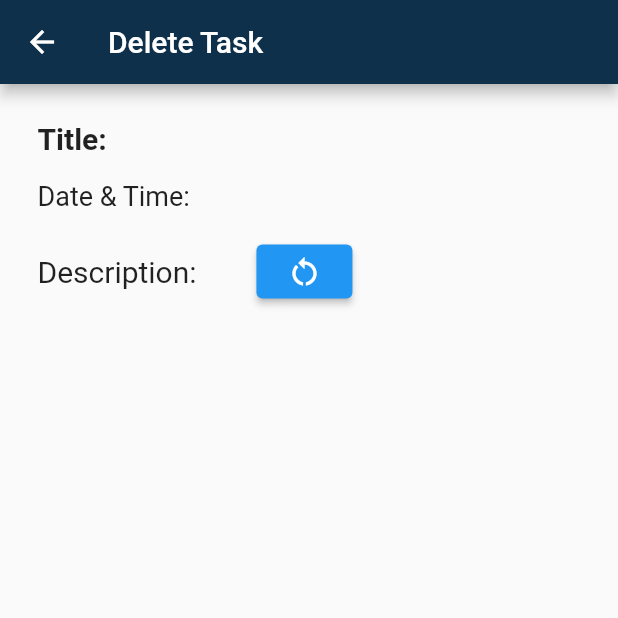
After one commit to ank809/Todo_App, a Flutter app: the screen it shows after launch, after a tap on "Create Task", after a tap on the "edit" icon, after a tap on the "delete" icon, on a phone screen of 412 x 824 dp, the top half of it. The commit adds this screen. Run offline on Flutter 3.47's test engine with Material 2 defaults, Android fonts, the phone set to English and light mode, and no system bars; our stand-ins replace date_time_picker, firebase_core, firebase_database; accounts and stored records are empty.

Commit message:
updated code

```diff
--- a/lib/constants.dart
+++ b/lib/constants.dart
@@ -3,3 +3,14 @@ const hometext=  TextStyle(color: Color.fromARGB(255, 44, 38, 101),
                               fontSize: 30.0, fontWeight: FontWeight.bold);
  const datetimetext= TextStyle(color: Color.fromARGB(255, 33, 32, 32), fontSize: 15.0, fontWeight: FontWeight.bold);
  const desctext= TextStyle(color: Color.fromARGB(255, 33, 32, 32), fontSize: 15.0, fontWeight: FontWeight.bold);
+ const descrip= TextStyle(
+
+                  fontSize: 20.0,
+                );
+                const dt=TextStyle(
+                fontSize: 18,
+              );
+ const titlestyle= TextStyle(
+                 fontSize: 20,
+              fontWeight: FontWeight.bold
+              );
--- /dev/null
+++ b/lib/delete.dart
@@ -0,0 +1,67 @@
+import 'package:flutter/material.dart';
+import 'package:todo_app/constants.dart';
+
+import 'home.dart';
+
+class DeletePage extends StatefulWidget {
+  late final String title;
+ late final String description;
+ late final String dateAndtime;
+
+   DeletePage({
+    Key?key,
+    required this.title,
+    required this.description,
+    required this.dateAndtime,
+  }):super(key: key);
+  @override
+  State<DeletePage> createState() => _DeleteState();
+}
+class _DeleteState extends State<DeletePage> {
+
+  @override
+  Widget build(BuildContext context) {
+    return Scaffold(
+      appBar: AppBar(
+        title: const Text('Delete Task'),
+      ),
+      body: Container(
+        margin: const EdgeInsets.all(25.0),
+        child: Column(
+          crossAxisAlignment: CrossAxisAlignment.start,
+          children: [
+            Text(
+              'Title: ${widget.title}',
+              style:titlestyle,
+            ),
+            const SizedBox(height: 16),
+            Text(
+              'Date & Time: ${widget.dateAndtime}',
+              style: dt,
+            ),
+            const SizedBox(height: 16),
+            Row(children: [
+              Text(
+                'Description: ${widget.description}',
+                style: descrip,
+              ),
+            SizedBox(width: 35.0,),
+              ElevatedButton(
+                  onPressed: () {
+                    // Restore the task
+                    Navigator.pop(context, Task(
+                      title: widget.title,
+                      description: widget.description,
+                      dateAndtime: widget.dateAndtime,
+                    ));
+                  },
+                  child: Icon(Icons.restart_alt),
+                ),
+            ],)
+
+          ],
+        ),
+      ),
+    );
+  }
+}
--- a/lib/home.dart
+++ b/lib/home.dart
@@ -2,8 +2,8 @@ import 'package:flutter/foundation.dart';
 import 'package:flutter/material.dart';
 import 'package:todo_app/constants.dart';
 import 'package:date_time_picker/date_time_picker.dart';
-// import 'package:cloud_firestore/cloud_firestore.dart';
 import 'package:firebase_database/firebase_database.dart';
+import 'delete.dart';
 
 class Home extends StatefulWidget {
   const Home({Key? key}) : super(key: key);
@@ -27,22 +27,50 @@ class _HomeState extends State<Home> {
   final TextEditingController _dateandtimeController = TextEditingController();
   List<Task> tasks = [];
   late DatabaseReference dbref;
+  int editIndex = -1;
 
   @override
   void initState() {
     super.initState();
     dbref = FirebaseDatabase.instance.ref().child('todo');
   }
+
+  void clearFields() {
+    _titleController.clear();
+    _descriptionController.clear();
+    _dateandtimeController.clear();
+  }
+  void navigateToDeletePage(Task task) {
+    Navigator.push(
+     context,
+      MaterialPageRoute(
+        builder: (context) => DeletePage(
+          title: task.title,
+          description: task.description,
+          dateAndtime: task.dateAndtime,
+        ),
+      ),
+    ).then((restoredTask) {
+    if (restoredTask != null) {
+      setState(() {
+        tasks.add(restoredTask);
+      });
+    }
+  });
+    clearFields();
+  }
+
+
   @override
   Widget build(BuildContext context) {
     return Scaffold(
       appBar: AppBar(
         title: const Text('Create your Todo list'),
       ),
-      body: Container(
+      body: SingleChildScrollView(
+        child: Container(
           margin: const EdgeInsets.all(25.0),
           padding: const EdgeInsets.only(top: 20.0, bottom: 20.0),
-        child: SingleChildScrollView(
           child: Column(
             children: [
               TextField(
@@ -60,18 +88,21 @@ class _HomeState extends State<Home> {
                 firstDate: DateTime.now(),
                 lastDate: DateTime(2100),
                 icon: const Icon(Icons.event),
-                dateLabelText: 'Date & Time',style: datetimetext,
+                dateLabelText: 'Date & Time',
+                style: datetimetext,
                 onChanged: (val) {
                   setState(() {
                     selectedDateTime = DateTime.parse(val);
                   });
                 },
               ),
-              const SizedBox(height: 30.0,),
+              const SizedBox(height: 30.0),
               DecoratedBox(
                 decoration: BoxDecoration(
-                  border: Border.all(color: const Color.fromARGB(255, 43, 36, 36),
-                  width: 1.0),
+                  border: Border.all(
+                    color: const Color.fromARGB(255, 43, 36, 36),
+                    width: 1.0,
+                  ),
                   borderRadius: BorderRadius.circular(10.0),
                 ),
                 child: Padding(
@@ -80,35 +111,50 @@ class _HomeState extends State<Home> {
                     height: 120.0,
                     child: TextFormField(
                       controller: _descriptionController,
-                      decoration: InputDecoration(
+                      decoration: const InputDecoration(
                         border: InputBorder.none,
                         hintText: 'Description',
                         hintStyle: desctext,
                       ),
                     ),
                   ),
-                ),),
+                ),
+              ),
               const SizedBox(height: 16),
               ElevatedButton(
                 onPressed: () {
+                  if (editIndex != -1) {
+                    // Update an existing task
+                    setState(() {
+                      tasks[editIndex].title = _titleController.text;
+                      tasks[editIndex].description = _descriptionController.text;
+                      tasks[editIndex].dateAndtime = _dateandtimeController.text;
+                      editIndex = -1;
+                    });
+                    clearFields();
+                    // Update the task in the database
                     Map<String, dynamic> todos = {
-                    'title': _titleController.text,
-                    'description': _descriptionController.text,
-                    'dateAndtime': _dateandtimeController.text,
+                      'title': tasks[editIndex].title,
+                      'description': tasks[editIndex].description,
+                      'dateAndtime': tasks[editIndex].dateAndtime,
                     };
-                  dbref.push().set(todos);
+                    dbref.child(editIndex.toString()).update(todos);
+
+                    // Clear the fields
+                    clearFields();
+                  } else {
+                    // Create a new task
                     setState(() {
                       tasks.add(Task(
                         title: _titleController.text,
                         description: _descriptionController.text,
                         dateAndtime: _dateandtimeController.text,
                       ));
-                    _titleController.clear();
-                    _descriptionController.clear();
-                    _dateandtimeController.clear();
+                      clearFields();
                     });
+                  }
                 },
-                child: Icon(Icons.check),
+                child: Text(editIndex != -1 ? 'Save Changes' : 'Create Task'),
               ),
               const SizedBox(height: 16),
               Container(
@@ -116,14 +162,15 @@ class _HomeState extends State<Home> {
                 child: const Text(
                   'Tasks:',
                   style: TextStyle(
-                    fontSize: 18, fontWeight: FontWeight.bold,),
+                    fontSize: 18,
+                    fontWeight: FontWeight.bold,
+                  ),
                 ),
               ),
               const SizedBox(height: 8),
-            Container(
-  height: MediaQuery.of(context).size.height * 0.3, // Adjust the height as needed
-  width: MediaQuery.of(context).size.width, // Adjust the width as needed
-  child: ListView.builder(
+              ListView.builder(
+                shrinkWrap: true,
+                physics: NeverScrollableScrollPhysics(),
                 itemCount: tasks.length,
                 itemBuilder: (context, index) {
                   Task task = tasks[index];
@@ -137,28 +184,26 @@ class _HomeState extends State<Home> {
                           color: const Color.fromARGB(255, 30, 94, 206),
                           icon: Icon(Icons.edit),
                           onPressed: () {
-                // Handle edit button pressed
+                            setState(() {
+                              editIndex = index;
+                              _titleController.text = task.title;
+                              _descriptionController.text = task.description;
+                              _dateandtimeController.text = task.dateAndtime;
+                            });
                           },
                         ),
                         IconButton(
                           color: Color.fromARGB(255, 214, 31, 18),
                           icon: Icon(Icons.delete),
                           onPressed: () {
-                // Handle delete button pressed
-              },
-            ),
-            IconButton(
-              color: const Color.fromARGB(255, 70, 197, 75),
-              icon: Icon(Icons.check),
-              onPressed: () {
-                // Handle complete button pressed
+                           navigateToDeletePage(task);
+                            clearFields();
                           },
                         ),
                       ],
                     ),
                   );
                 },
-  ),
               ),
             ],
           ),
```
Also changed, not shown: lib/functionalities.dart (deleted). Lines whose indentation alone changed are shown as unchanged.
